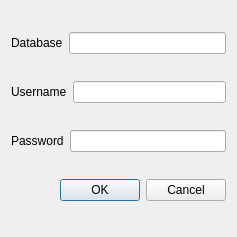
This is src/MainWindow/Settings/settings.ui in Hryapusek/database-qt-gui-cpp as Qt 5 draws it before an edit. The edited form follows.
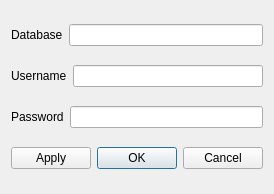
This is the edited form.

Commit message: new: settings dialog class created

```diff
--- a/src/MainWindow/Settings/settings.ui
+++ b/src/MainWindow/Settings/settings.ui
@@ -9,8 +9,8 @@
    <rect>
     <x>0</x>
     <y>0</y>
-    <width>237</width>
-    <height>237</height>
+    <width>272</width>
+    <height>194</height>
    </rect>
   </property>
   <property name="windowTitle">
@@ -58,6 +58,15 @@
       <widget class="QLineEdit" name="lineEdit_3"/>
      </item>
     </layout>
+   </item>
+   <item>
+    <layout class="QHBoxLayout" name="horizontalLayout_4">
+     <item>
+      <widget class="QPushButton" name="applyBtn">
+       <property name="text">
+        <string>Apply</string>
+       </property>
+      </widget>
    </item>
    <item>
     <widget class="QDialogButtonBox" name="buttonBox">
@@ -68,6 +77,8 @@
       <set>QDialogButtonBox::Cancel|QDialogButtonBox::Ok</set>
      </property>
     </widget>
+     </item>
+    </layout>
    </item>
   </layout>
  </widget>
```
Left out of the diff: 12 changed lines with no effect on the pictures. Lines whose indentation alone changed are shown as unchanged. The commit also changes 3 other files.
